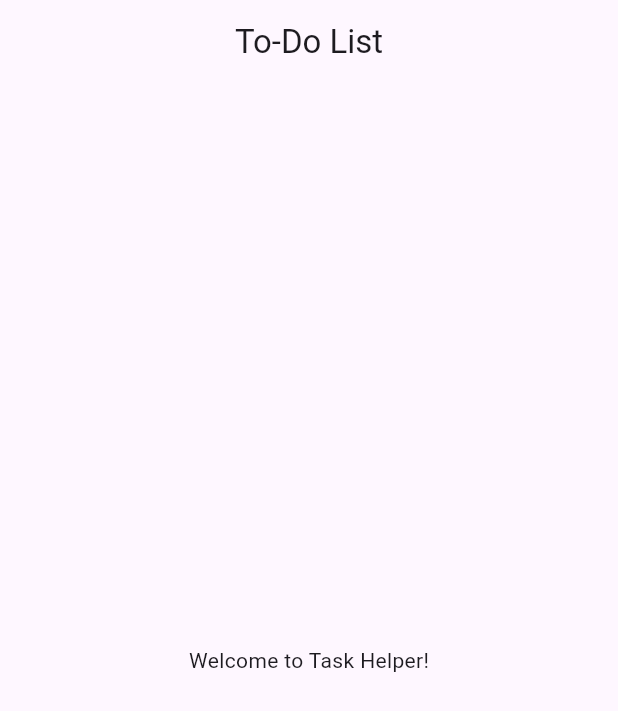
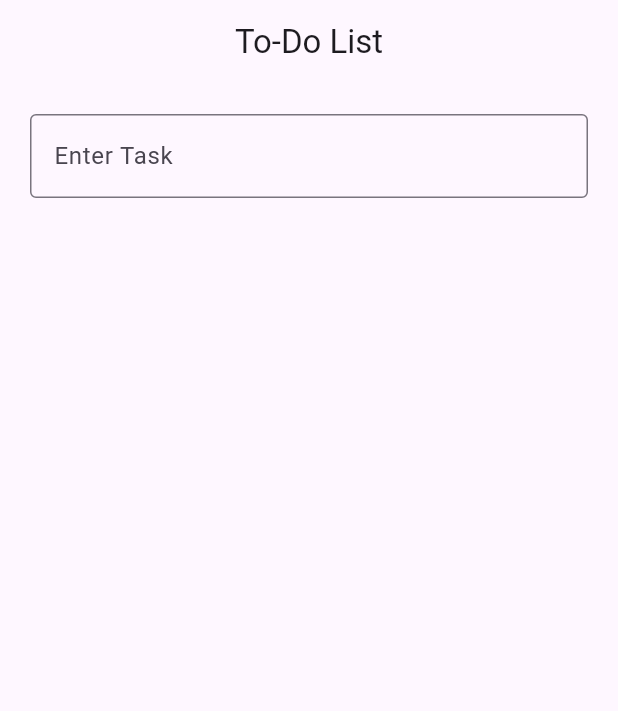
Before and after one commit to rayane2323/mobileproject1, a Flutter app: the screen it shows after launch, on a phone screen of 412 x 824 dp. Shown: the top 711 px of the screen. Run offline on Flutter 3.47's test engine with Material 3 defaults, Android fonts, the phone set to English and light mode, and no system bars.

Commit message:
adding text field

```diff
--- a/lib/main.dart
+++ b/lib/main.dart
@@ -25,6 +25,13 @@ class TaskHelperPage extends StatefulWidget {
 }
 
 class _TaskHelperPageState extends State<TaskHelperPage> {
+  final TextEditingController _taskController = TextEditingController();
+  @override
+  void dispose() {
+  _taskController.dispose();
+  super.dispose();
+}
+
   @override
   Widget build(BuildContext context) {
     return Scaffold(
@@ -32,9 +39,20 @@ class _TaskHelperPageState extends State<TaskHelperPage> {
         title: const Text("To-Do List"),
         centerTitle: true,
       ),
-      body: const Center(
-        child: Text("Welcome to Task Helper!"),
+     body: Padding(
+  padding: const EdgeInsets.all(20),
+  child: Column(
+    children: [
+      TextField(
+        controller: _taskController,
+        decoration: const InputDecoration(
+          labelText: 'Enter Task',
+          border: OutlineInputBorder(),
+        ),
       ),
+    ],
+  ),
+),
     );
   }
 }
```
